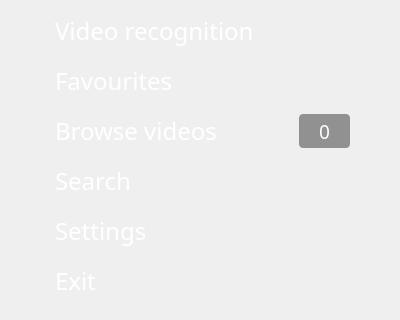
This is userprof2.ui in tamgdzietaniej/Wandizz_crossplatform as Qt 5 draws it before an edit; both pictures show x 0 to 400 and y 294 to 614 of the 400 by 711 pixel window. The edited form follows.
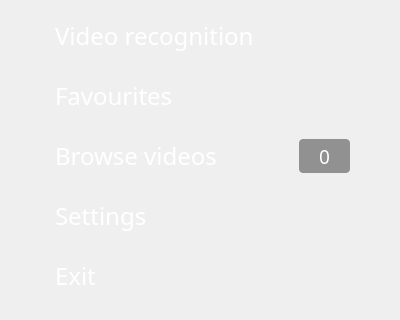
This is the edited form. Icons and pictures are not drawn.

Diff of the .ui file:
```diff
--- a/userprof2.ui
+++ b/userprof2.ui
@@ -1350,167 +1350,6 @@
        </layout>
       </widget>
      </item>
-     <item>
-      <widget class="QFrame" name="horizontalFrame_4">
-       <property name="sizePolicy">
-        <sizepolicy hsizetype="Expanding" vsizetype="Expanding">
-         <horstretch>0</horstretch>
-         <verstretch>0</verstretch>
-        </sizepolicy>
-       </property>
-       <property name="minimumSize">
-        <size>
-         <width>0</width>
-         <height>50</height>
-        </size>
-       </property>
-       <property name="maximumSize">
-        <size>
-         <width>99999</width>
-         <height>50</height>
-        </size>
-       </property>
-       <layout class="QHBoxLayout" name="horizontalLayout_5">
-        <property name="spacing">
-         <number>0</number>
-        </property>
-        <property name="sizeConstraint">
-         <enum>QLayout::SetMaximumSize</enum>
-        </property>
-        <property name="leftMargin">
-         <number>5</number>
-        </property>
-        <property name="topMargin">
-         <number>0</number>
-        </property>
-        <property name="rightMargin">
-         <number>0</number>
-        </property>
-        <property name="bottomMargin">
-         <number>0</number>
-        </property>
-        <item>
-         <widget class="QLabel" name="label_3">
-          <property name="minimumSize">
-           <size>
-            <width>20</width>
-            <height>0</height>
-           </size>
-          </property>
-          <property name="maximumSize">
-           <size>
-            <width>20</width>
-            <height>16777215</height>
-           </size>
-          </property>
-          <property name="styleSheet">
-           <string notr="true">border:none;background:transparent;</string>
-          </property>
-          <property name="text">
-           <string/>
-          </property>
-         </widget>
-        </item>
-        <item>
-         <widget class="QLabel" name="label_search">
-          <property name="sizePolicy">
-           <sizepolicy hsizetype="Fixed" vsizetype="Fixed">
-            <horstretch>0</horstretch>
-            <verstretch>0</verstretch>
-           </sizepolicy>
-          </property>
-          <property name="minimumSize">
-           <size>
-            <width>30</width>
-            <height>30</height>
-           </size>
-          </property>
-          <property name="maximumSize">
-           <size>
-            <width>30</width>
-            <height>30</height>
-           </size>
-          </property>
-          <property name="font">
-           <font>
-            <pointsize>13</pointsize>
-           </font>
-          </property>
-          <property name="styleSheet">
-           <string notr="true"/>
-          </property>
-          <property name="text">
-           <string/>
-          </property>
-          <property name="pixmap">
-           <pixmap resource="images.qrc">:/gui/APP ICONS/ios/ios7-search-strong.png</pixmap>
-          </property>
-          <property name="scaledContents">
-           <bool>true</bool>
-          </property>
-         </widget>
-        </item>
-        <item alignment="Qt::AlignLeft">
-         <widget class="QPushButton" name="b_search">
-          <property name="sizePolicy">
-           <sizepolicy hsizetype="Expanding" vsizetype="Fixed">
-            <horstretch>0</horstretch>
-            <verstretch>0</verstretch>
-           </sizepolicy>
-          </property>
-          <property name="minimumSize">
-           <size>
-            <width>280</width>
-            <height>50</height>
-           </size>
-          </property>
-          <property name="maximumSize">
-           <size>
-            <width>9999</width>
-            <height>50</height>
-           </size>
-          </property>
-          <property name="sizeIncrement">
-           <size>
-            <width>0</width>
-            <height>0</height>
-           </size>
-          </property>
-          <property name="font">
-           <font>
-            <family>Apple SD Gothic Neo</family>
-            <pointsize>18</pointsize>
-            <weight>50</weight>
-            <bold>false</bold>
-            <stylestrategy>PreferAntialias</stylestrategy>
-           </font>
-          </property>
-          <property name="focusPolicy">
-           <enum>Qt::ClickFocus</enum>
-          </property>
-          <property name="autoFillBackground">
-           <bool>false</bool>
-          </property>
-          <property name="styleSheet">
-           <string notr="true"/>
-          </property>
-          <property name="text">
-           <string notr="true">Search</string>
-          </property>
-          <property name="iconSize">
-           <size>
-            <width>43</width>
-            <height>25</height>
-           </size>
-          </property>
-          <property name="flat">
-           <bool>true</bool>
-          </property>
-         </widget>
-        </item>
-       </layout>
-      </widget>
-     </item>
      <item>
       <widget class="QFrame" name="horizontalFrame_6">
        <property name="sizePolicy">
```
